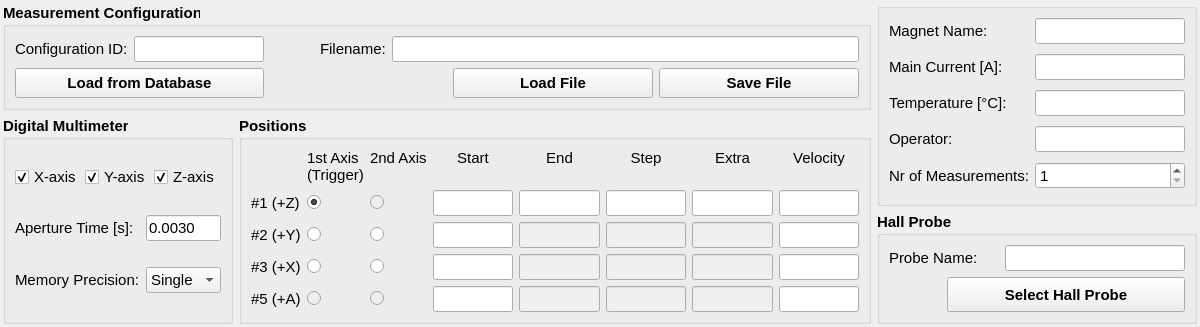
Above: hallbench/gui/ui/configurationwidget.ui from lnls-ima/hall-bench-control before the change. Below: the same form after it.
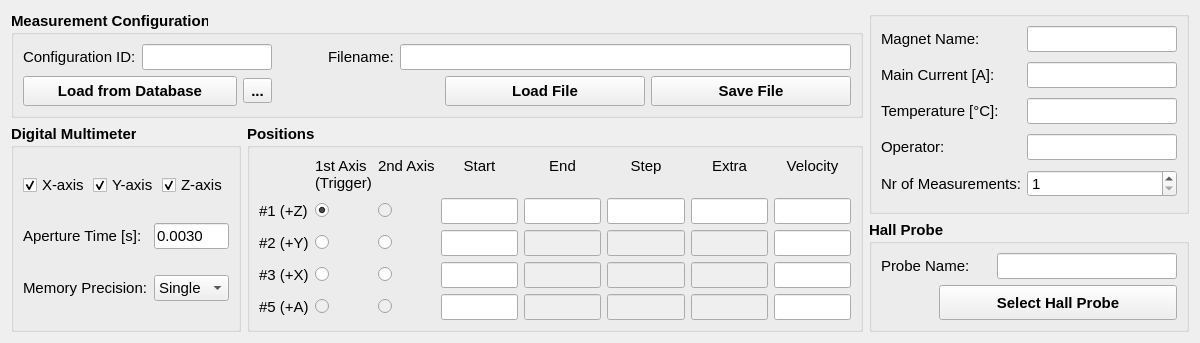
That is the form after the change. Icons and pictures are not drawn.

Commit message: Add buttons in database widget and change reading threads to QThreads

Patch:
```diff
--- a/hallbench/gui/ui/configurationwidget.ui
+++ b/hallbench/gui/ui/configurationwidget.ui
@@ -7,7 +7,7 @@
     <x>0</x>
     <y>0</y>
     <width>1200</width>
-    <height>307</height>
+    <height>318</height>
    </rect>
   </property>
   <property name="font">
@@ -19,9 +19,6 @@
    <string>Measurement Configuration</string>
   </property>
   <layout class="QGridLayout" name="gridLayout_5">
-   <property name="margin">
-    <number>3</number>
-   </property>
    <item row="0" column="0" colspan="2">
     <widget class="QGroupBox" name="groupBox">
      <property name="sizePolicy">
@@ -40,7 +37,7 @@
       <string>Measurement Configuration</string>
      </property>
      <layout class="QGridLayout" name="gridLayout">
-      <item row="0" column="0">
+      <item row="0" column="0" colspan="2">
        <layout class="QHBoxLayout" name="horizontalLayout_2">
         <item>
          <widget class="QLabel" name="label_3">
@@ -85,7 +82,7 @@
         </item>
        </layout>
       </item>
-      <item row="0" column="1">
+      <item row="0" column="2">
        <spacer name="horizontalSpacer">
         <property name="orientation">
          <enum>Qt::Horizontal</enum>
@@ -101,39 +98,6 @@
         </property>
        </spacer>
       </item>
-      <item row="0" column="2" colspan="3">
-       <layout class="QHBoxLayout" name="horizontalLayout_3">
-        <item>
-         <widget class="QLabel" name="label">
-          <property name="sizePolicy">
-           <sizepolicy hsizetype="Maximum" vsizetype="Preferred">
-            <horstretch>0</horstretch>
-            <verstretch>0</verstretch>
-           </sizepolicy>
-          </property>
-          <property name="font">
-           <font>
-            <weight>50</weight>
-            <bold>false</bold>
-           </font>
-          </property>
-          <property name="text">
-           <string>Filename:</string>
-          </property>
-         </widget>
-        </item>
-        <item>
-         <widget class="QLineEdit" name="filename_le">
-          <property name="font">
-           <font>
-            <weight>50</weight>
-            <bold>false</bold>
-           </font>
-          </property>
-         </widget>
-        </item>
-       </layout>
-      </item>
       <item row="1" column="0">
        <widget class="QPushButton" name="loaddb_btn">
         <property name="minimumSize">
@@ -153,7 +117,24 @@
         </property>
        </widget>
       </item>
-      <item row="1" column="2">
+      <item row="1" column="1">
+       <widget class="QToolButton" name="savedb_btn">
+        <property name="text">
+         <string>...</string>
+        </property>
+        <property name="icon">
+         <iconset>
+          <normaloff>../../resources/img/database_add.png</normaloff>../../resources/img/database_add.png</iconset>
+        </property>
+        <property name="iconSize">
+         <size>
+          <width>24</width>
+          <height>24</height>
+         </size>
+        </property>
+       </widget>
+      </item>
+      <item row="1" column="3">
        <spacer name="horizontalSpacer_2">
         <property name="orientation">
          <enum>Qt::Horizontal</enum>
@@ -166,7 +147,7 @@
         </property>
        </spacer>
       </item>
-      <item row="1" column="3">
+      <item row="1" column="4">
        <widget class="QPushButton" name="loadfile_btn">
         <property name="minimumSize">
          <size>
@@ -179,7 +160,7 @@
         </property>
        </widget>
       </item>
-      <item row="1" column="4">
+      <item row="1" column="5">
        <widget class="QPushButton" name="savefile_btn">
         <property name="minimumSize">
          <size>
@@ -192,6 +173,39 @@
         </property>
        </widget>
       </item>
+      <item row="0" column="3" colspan="3">
+       <layout class="QHBoxLayout" name="horizontalLayout_3">
+        <item>
+         <widget class="QLabel" name="label">
+          <property name="sizePolicy">
+           <sizepolicy hsizetype="Maximum" vsizetype="Preferred">
+            <horstretch>0</horstretch>
+            <verstretch>0</verstretch>
+           </sizepolicy>
+          </property>
+          <property name="font">
+           <font>
+            <weight>50</weight>
+            <bold>false</bold>
+           </font>
+          </property>
+          <property name="text">
+           <string>Filename:</string>
+          </property>
+         </widget>
+        </item>
+        <item>
+         <widget class="QLineEdit" name="filename_le">
+          <property name="font">
+           <font>
+            <weight>50</weight>
+            <bold>false</bold>
+           </font>
+          </property>
+         </widget>
+        </item>
+       </layout>
+      </item>
      </layout>
     </widget>
    </item>
```
The commit also changes 12 other files.
